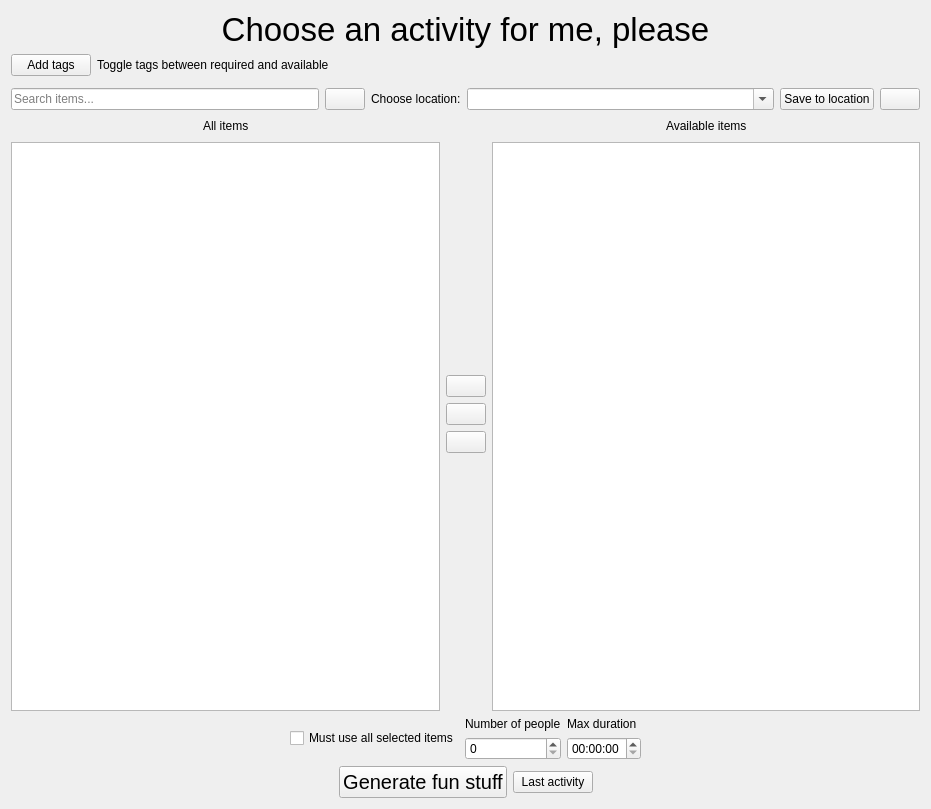
Qt form genactivity.ui (glennnys/Decided) before a commit.
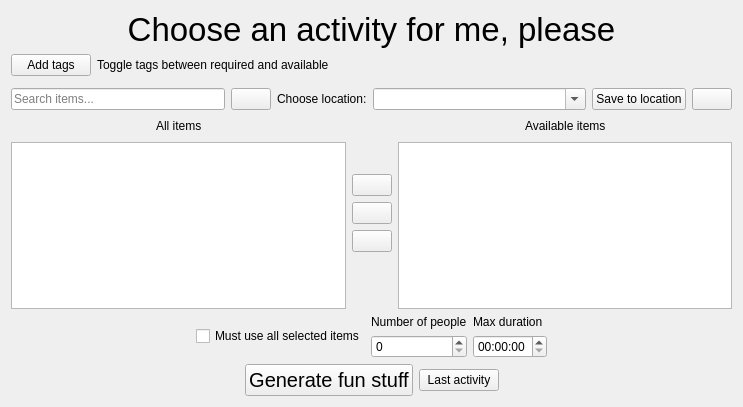
The same form after that commit. Icons and pictures are not drawn.

```diff
--- a/genactivity.ui
+++ b/genactivity.ui
@@ -6,8 +6,8 @@
    <rect>
     <x>0</x>
     <y>0</y>
-    <width>931</width>
-    <height>809</height>
+    <width>743</width>
+    <height>407</height>
    </rect>
   </property>
   <property name="windowTitle">
@@ -178,6 +178,12 @@
          </item>
          <item>
           <widget class="QLabel" name="label_16">
+           <property name="sizePolicy">
+            <sizepolicy hsizetype="Preferred" vsizetype="Fixed">
+             <horstretch>0</horstretch>
+             <verstretch>0</verstretch>
+            </sizepolicy>
+           </property>
            <property name="text">
             <string>All items</string>
            </property>
@@ -199,7 +205,14 @@
         </layout>
        </item>
        <item>
-        <widget class="QListWidget" name="allItemList"/>
+        <widget class="QListWidget" name="allItemList">
+         <property name="sizePolicy">
+          <sizepolicy hsizetype="Expanding" vsizetype="Expanding">
+           <horstretch>0</horstretch>
+           <verstretch>0</verstretch>
+          </sizepolicy>
+         </property>
+        </widget>
        </item>
       </layout>
      </item>
@@ -210,6 +223,9 @@
          <property name="orientation">
           <enum>Qt::Orientation::Vertical</enum>
          </property>
+         <property name="sizeType">
+          <enum>QSizePolicy::Policy::MinimumExpanding</enum>
+         </property>
          <property name="sizeHint" stdset="0">
           <size>
            <width>20</width>
@@ -257,6 +273,9 @@
          <property name="orientation">
           <enum>Qt::Orientation::Vertical</enum>
          </property>
+         <property name="sizeType">
+          <enum>QSizePolicy::Policy::MinimumExpanding</enum>
+         </property>
          <property name="sizeHint" stdset="0">
           <size>
            <width>20</width>
@@ -286,6 +305,12 @@
          </item>
          <item>
           <widget class="QLabel" name="label_19">
+           <property name="sizePolicy">
+            <sizepolicy hsizetype="Preferred" vsizetype="Fixed">
+             <horstretch>0</horstretch>
+             <verstretch>0</verstretch>
+            </sizepolicy>
+           </property>
            <property name="text">
             <string>Available items</string>
            </property>
@@ -307,10 +332,14 @@
         </layout>
        </item>
        <item>
-        <layout class="QHBoxLayout" name="horizontalLayout_24"/>
-       </item>
-       <item>
-        <widget class="QListWidget" name="selectItemList"/>
+        <widget class="QListWidget" name="selectItemList">
+         <property name="sizePolicy">
+          <sizepolicy hsizetype="Expanding" vsizetype="Expanding">
+           <horstretch>0</horstretch>
+           <verstretch>0</verstretch>
+          </sizepolicy>
+         </property>
+        </widget>
        </item>
       </layout>
      </item>
```
